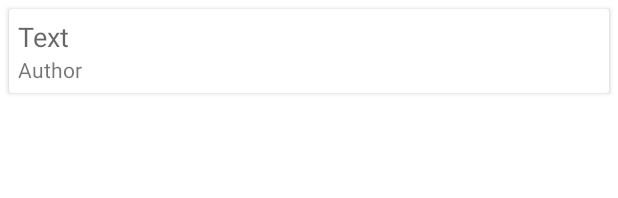
After one commit to carissamcha/DailyQuote, an Android app: the layout item_quote.xml on its own in the app's theme, with its tools: preview values and no code run, on a phone screen of 412 x 824 dp. The commit adds this screen. Shown: the top 198 px of the screen. Run offline under Robolectric (Android 15) with nearby library versions, the phone set to English and light mode, and no system bars.

Commit message:
Nov 30th, 2022 04.43 PM

```diff
--- a/app/build.gradle
+++ b/app/build.gradle
@@ -36,4 +36,6 @@ dependencies {
     testImplementation 'junit:junit:4.13.2'
     androidTestImplementation 'androidx.test.ext:junit:1.1.4'
     androidTestImplementation 'androidx.test.espresso:espresso-core:3.5.0'
+    implementation 'com.squareup.retrofit2:retrofit2:2.9.0'
+    implementation 'com.squareup.retrofit2:converter-gson:2.9.0'
 }
--- a/app/src/main/AndroidManifest.xml
+++ b/app/src/main/AndroidManifest.xml
@@ -13,7 +13,7 @@
         android:theme="@style/Theme.DailyQuote"
         tools:targetApi="31">
         <activity
-            android:name=".MainActivity"
+            android:name=".Activity.MainActivity"
             android:exported="true">
             <intent-filter>
                 <action android:name="android.intent.action.MAIN" />
--- a/app/src/main/java/com/si5a/dailyquote/MainActivity.java
+++ b/app/src/main/java/com/si5a/dailyquote/Activity/MainActivity.java
@@ -1,8 +1,10 @@
-package com.si5a.dailyquote;
+package com.si5a.dailyquote.Activity;
 
 import androidx.appcompat.app.AppCompatActivity;
 
 import android.os.Bundle;
+
+import com.si5a.dailyquote.R;
 
 public class MainActivity extends AppCompatActivity {
 
--- /dev/null
+++ b/app/src/main/res/layout/item_quote.xml
@@ -0,0 +1,31 @@
+<?xml version="1.0" encoding="utf-8"?>
+<androidx.cardview.widget.CardView xmlns:android="http://schemas.android.com/apk/res/android"
+    android:layout_width="match_parent"
+    android:layout_height="wrap_content"
+    android:layout_margin="6dp"
+    android:elevation="24dp">
+
+    <LinearLayout
+        android:layout_width="match_parent"
+        android:layout_height="wrap_content"
+        android:orientation="vertical"
+        android:padding="6dp">
+
+        <TextView
+            android:id="@+id/tv_text"
+            android:layout_width="wrap_content"
+            android:layout_height="wrap_content"
+            android:text="Text"
+            style="@style/TextAppearance.AppCompat.Medium"
+            android:justificationMode="inter_word"/>
+
+        <TextView
+            android:id="@+id/tv_author"
+            android:layout_width="wrap_content"
+            android:layout_height="wrap_content"
+            android:text="Author"
+            style="@style/TextAppearance.AppCompat.Small"/>
+
+    </LinearLayout>
+
+</androidx.cardview.widget.CardView>
```
Also changed, not shown: app/src/main/res/layout/activity_main.xml (+15 -9 lines).
